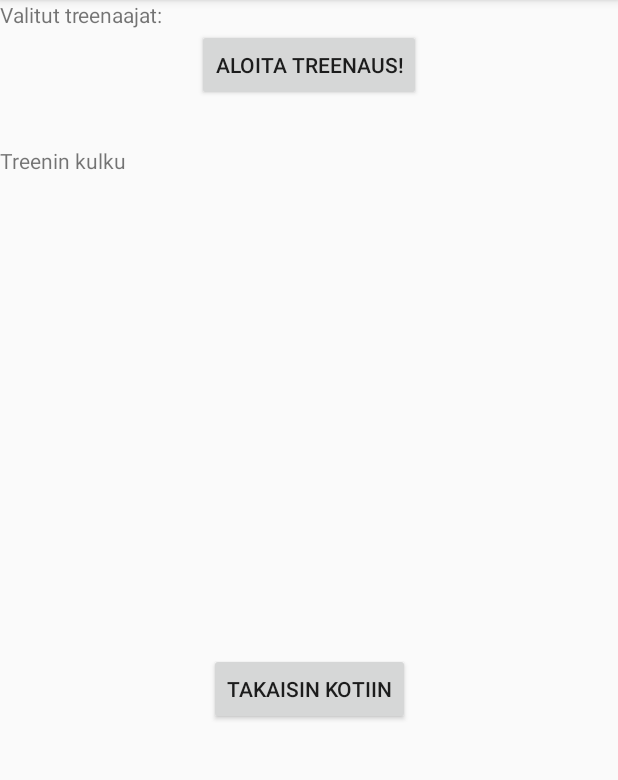
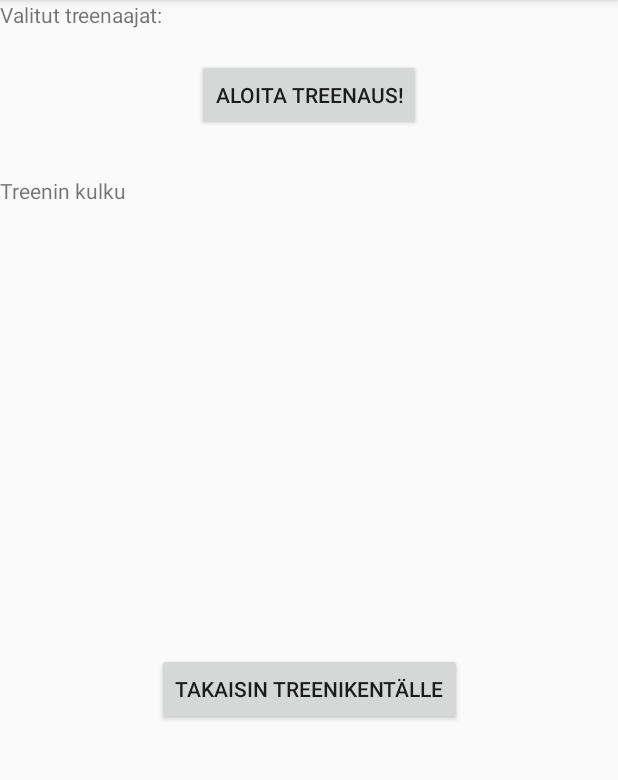
Before and after one commit to Anmanen/OlioHarkkatyo, an Android app: the TrainActivity screen opened directly, with no data from a screen before it, on a phone screen of 412 x 824 dp, the part 84-864 px from its top. Run offline under Robolectric (Android 15) with nearby library versions, the phone set to English and light mode, and no system bars.

Commit message:
Changed the logic, after training back button goes to TrainingField and after fight back to BattleField

```diff
--- a/app/src/main/java/com/example/lutemon/activities/FightActivity.java
+++ b/app/src/main/java/com/example/lutemon/activities/FightActivity.java
@@ -62,8 +62,9 @@ public class FightActivity extends AppCompatActivity {
 
     }
 
-    public void backToHome(View view){
+    public void backToBattleField(View view){
         Intent intent = new Intent(this,TransferLutemonsActivity.class);
+        intent.putExtra("position", 2);
         startActivity(intent);
     }
 
--- a/app/src/main/java/com/example/lutemon/activities/TrainActivity.java
+++ b/app/src/main/java/com/example/lutemon/activities/TrainActivity.java
@@ -60,8 +60,9 @@ public class TrainActivity extends AppCompatActivity {
         }
     }
 
-    public void backToHome(View view){
+    public void backToTrainField(View view){
         Intent intent = new Intent(this,TransferLutemonsActivity.class);
+        intent.putExtra("position", 1);
         startActivity(intent);
     }
 
--- a/app/src/main/java/com/example/lutemon/domain/Storage.java
+++ b/app/src/main/java/com/example/lutemon/domain/Storage.java
@@ -18,6 +18,7 @@ public class Storage {
     protected String name;
     protected Lutemon lutemon;
     private HashMap<Integer, Lutemon> lutemons = new HashMap<>();
+    private HashMap<Integer, Lutemon> lutemonsToLoad = new HashMap<>();
 
     private static Storage storage;
 
@@ -36,6 +37,7 @@ public class Storage {
 
     public void addLutemon(int key, Lutemon lutemon){
         lutemons.put(key, lutemon);
+        lutemonsToLoad.put(key, lutemon);
     }
 
     public HashMap<Integer, Lutemon> getLutemons(){
@@ -86,7 +88,7 @@ public class Storage {
     public void saveLutemons(Context context)  {
         try {
             ObjectOutputStream writer = new ObjectOutputStream(context.openFileOutput(LUTEMONDATA, Context.MODE_PRIVATE));
-            writer.writeObject(lutemons);
+            writer.writeObject(lutemonsToLoad);
             writer.close();
         } catch (IOException e) {
             throw new RuntimeException(e);
--- a/app/src/main/res/layout/activity_fight.xml
+++ b/app/src/main/res/layout/activity_fight.xml
@@ -62,8 +62,8 @@
         android:id="@+id/btnBackToGame"
         android:layout_width="wrap_content"
         android:layout_height="wrap_content"
-        android:onClick="backToHome"
-        android:text="Takaisin kotiin"
+        android:onClick="backToBattleField"
+        android:text="Takaisin taistelukentälle"
         app:layout_constraintEnd_toEndOf="parent"
         app:layout_constraintStart_toStartOf="parent"
         app:layout_constraintTop_toBottomOf="@+id/svActions" />
--- a/app/src/main/res/layout/activity_train.xml
+++ b/app/src/main/res/layout/activity_train.xml
@@ -26,6 +26,7 @@
         android:id="@+id/btnTrain"
         android:layout_width="wrap_content"
         android:layout_height="wrap_content"
+        android:layout_marginTop="20dp"
         android:onClick="startTraining"
         android:text="Aloita treenaus!"
         app:layout_constraintEnd_toEndOf="parent"
@@ -55,8 +56,8 @@
         android:id="@+id/btnBackToGame"
         android:layout_width="wrap_content"
         android:layout_height="wrap_content"
-        android:onClick="backToHome"
-        android:text="Takaisin kotiin"
+        android:onClick="backToTrainField"
+        android:text="Takaisin treenikentälle"
         app:layout_constraintBottom_toBottomOf="parent"
         app:layout_constraintEnd_toEndOf="parent"
         app:layout_constraintStart_toStartOf="parent"
```
Also changed, not shown: app/src/main/res/layout/activity_statistics.xml (+8 -1 lines).
